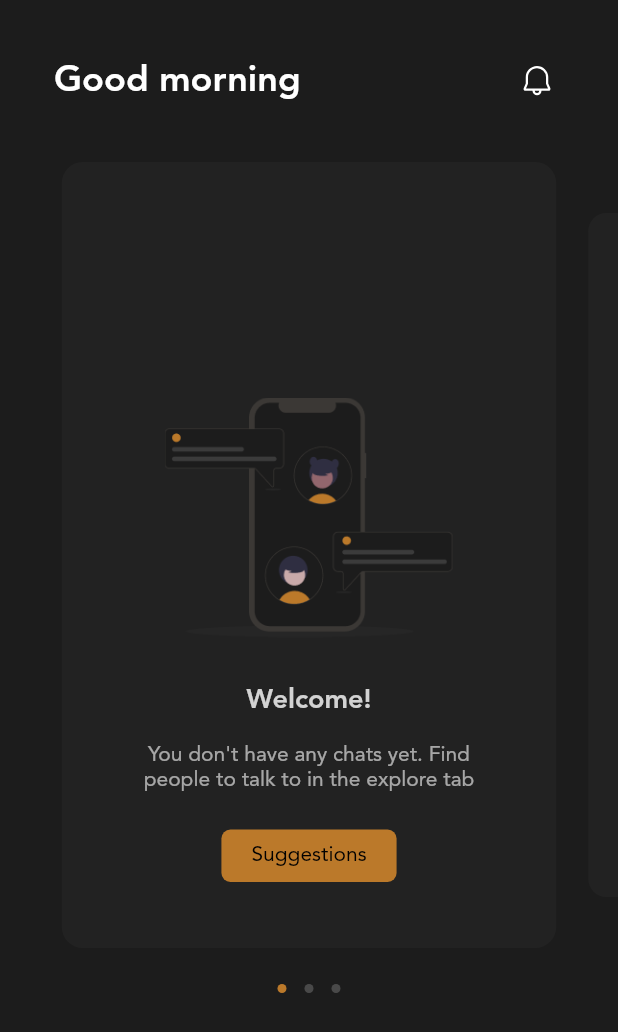
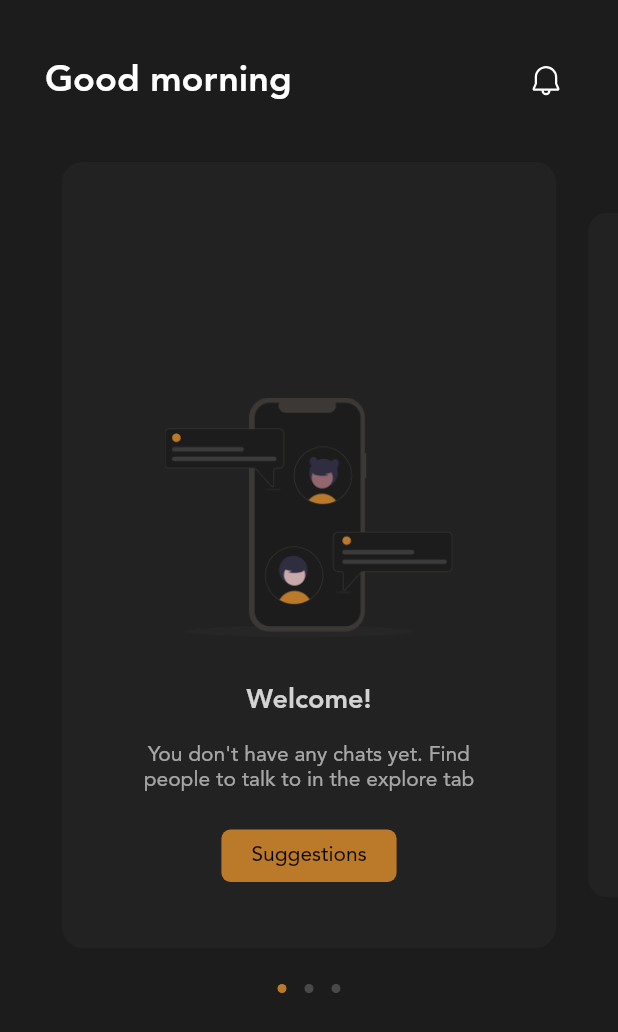
Before and after one commit to mkofdwu/discourse, a Flutter app: the ChatsView screen opened directly, on a phone screen of 412 x 824 dp. Shown: the top 1032 px of the screen. Run offline on Flutter 3.47's test engine with Material 2 defaults, Android fonts, the phone set to English and light mode, and no system bars; drawn by our look-alikes of carousel_slider; our stand-ins replace cached_network_image, cloud_firestore, firebase_auth, firebase_core, firebase_storage, fluentui_system_icons and 5 more; accounts and stored records are empty; network calls fail.

Commit message:
list_tile ui improvements & loading widget improvement

```diff
--- a/lib/views/chats/chats_view.dart
+++ b/lib/views/chats/chats_view.dart
@@ -1,4 +1,3 @@
-import 'package:cached_network_image/cached_network_image.dart';
 import 'package:discourse/constants/palette.dart';
 import 'package:discourse/models/chat_log_object.dart';
 import 'package:discourse/models/db_objects/message.dart';
@@ -7,15 +6,15 @@ import 'package:discourse/views/chats/onboarding_view.dart';
 import 'package:discourse/widgets/floating_action_button.dart';
 import 'package:discourse/widgets/icon_button.dart';
 import 'package:discourse/widgets/list_tile.dart';
+import 'package:discourse/widgets/loading.dart';
 import 'package:discourse/widgets/opacity_feedback.dart';
 import 'package:discourse/widgets/photo_or_icon.dart';
-import 'package:discourse/widgets/pressed_builder.dart';
-import 'package:discourse/widgets/story_border_painter.dart';
 import 'package:discourse/widgets/user_story_tile.dart';
 import 'package:fluentui_system_icons/fluentui_system_icons.dart';
 import 'package:flutter/material.dart';
 import 'package:get/get.dart';
 import 'package:discourse/views/chats/chats_controller.dart';
+import 'package:sleek_circular_slider/sleek_circular_slider.dart';
 
 class ChatsView extends StatelessWidget {
   const ChatsView({Key? key}) : super(key: key);
@@ -42,12 +41,12 @@ class ChatsView extends StatelessWidget {
             crossAxisAlignment: CrossAxisAlignment.start,
             children: [
               Padding(
-                padding: const EdgeInsets.symmetric(horizontal: 36),
+                padding: const EdgeInsets.symmetric(horizontal: 30),
                 child: _buildTop(),
               ),
               SizedBox(height: 36),
               if (controller.isLoading)
-                Center(child: CircularProgressIndicator(strokeWidth: 2))
+                Center(child: Loading())
               else if (controller.hasNoContent)
                 OnboardingView()
               else
@@ -101,7 +100,7 @@ class ChatsView extends StatelessWidget {
         // SizedBox(height: 36),
         //
         Padding(
-          padding: const EdgeInsets.symmetric(horizontal: 36),
+          padding: const EdgeInsets.symmetric(horizontal: 30),
           child: Row(
             mainAxisAlignment: MainAxisAlignment.spaceBetween,
             children: [
@@ -125,7 +124,7 @@ class ChatsView extends StatelessWidget {
         _buildStories(),
         SizedBox(height: 40),
         Padding(
-          padding: const EdgeInsets.symmetric(horizontal: 36),
+          padding: const EdgeInsets.symmetric(horizontal: 30),
           child: Row(
             mainAxisAlignment: MainAxisAlignment.spaceBetween,
             children: [
@@ -147,7 +146,7 @@ class ChatsView extends StatelessWidget {
         ),
         SizedBox(height: 20),
         Padding(
-          padding: const EdgeInsets.symmetric(horizontal: 36),
+          padding: const EdgeInsets.symmetric(horizontal: 30),
           child: _buildChatsList(),
         ),
       ];
--- a/lib/views/startup/startup_view.dart
+++ b/lib/views/startup/startup_view.dart
@@ -1,3 +1,4 @@
+import 'package:discourse/widgets/loading.dart';
 import 'package:flutter/material.dart';
 import 'package:get/get.dart';
 
@@ -14,7 +15,7 @@ class StartupView extends StatelessWidget {
       builder: (StartupController controller) {
         return Scaffold(
           body: Center(
-            child: CircularProgressIndicator(strokeWidth: 2),
+            child: Loading(),
           ),
         );
       },
--- a/lib/widgets/list_tile.dart
+++ b/lib/widgets/list_tile.dart
@@ -41,9 +41,9 @@ class MyListTile extends StatelessWidget {
         widthFactor: 1.16,
         child: AnimatedContainer(
           duration: Duration(milliseconds: 160),
-          padding: const EdgeInsets.symmetric(vertical: 10, horizontal: 20),
+          padding: const EdgeInsets.symmetric(vertical: 10, horizontal: 18),
           decoration: BoxDecoration(
-            color: Palette.black2.withOpacity(pressed ? 1 : 0),
+            color: Colors.white.withOpacity(pressed ? 0.08 : 0),
             borderRadius: BorderRadius.circular(10),
           ),
           child: Row(
--- a/lib/widgets/photo_or_icon.dart
+++ b/lib/widgets/photo_or_icon.dart
@@ -20,7 +20,7 @@ class PhotoOrIcon extends StatelessWidget {
     this.iconSize = 16,
     this.iconOpacity = 1,
     this.radius,
-    this.backgroundColor = Palette.black3,
+    this.backgroundColor = const Color(0xFF606060),
     required this.photoUrl,
     this.photoFile,
     required this.placeholderIcon,
--- a/pubspec.yaml
+++ b/pubspec.yaml
@@ -29,6 +29,7 @@ dependencies:
   # photo_view: ^0.13.0
   fluentui_system_icons: ^1.1.153
   carousel_slider: ^4.0.0
+  sleek_circular_slider: ^2.0.1
 
 dev_dependencies:
   flutter_lints: ^2.0.1
```
Also changed, not shown: lib/widgets/loading.dart (added, +26 -0 lines), pubspec.lock.
